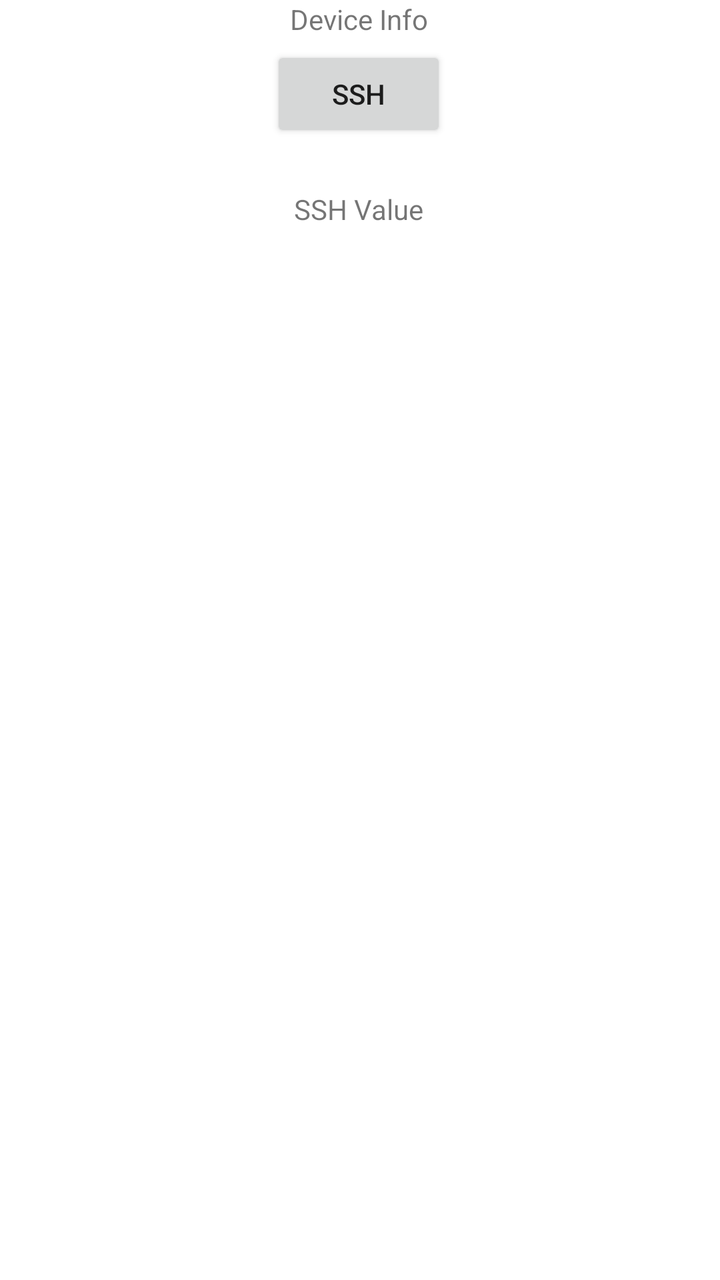
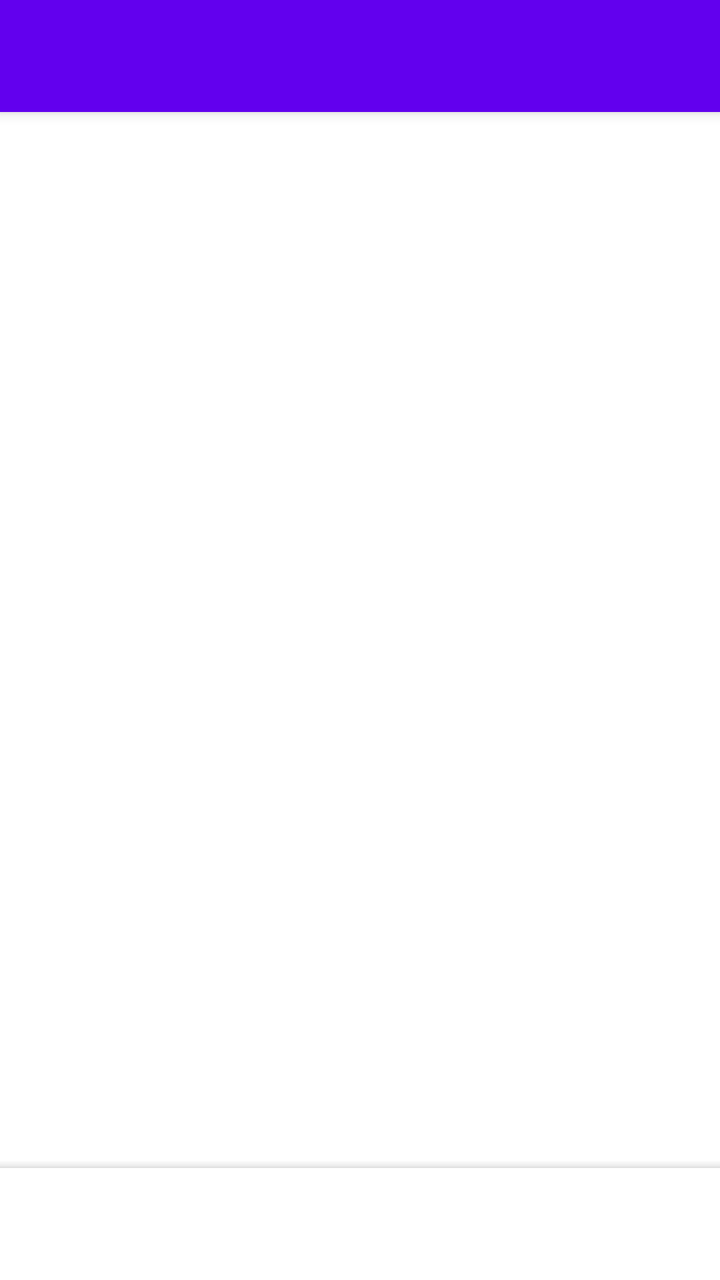

Screens rendered from an Android XML layout before and after an edit, with the pre-edit source and the edit as a unified diff.
<!-- AndroidManifest.xml: application theme Theme.RemoteManager -->
<!-- res/layout/activity_main.xml -->
<?xml version="1.0" encoding="utf-8"?>
<androidx.constraintlayout.widget.ConstraintLayout xmlns:android="http://schemas.android.com/apk/res/android"
    xmlns:app="http://schemas.android.com/apk/res-auto"
    xmlns:tools="http://schemas.android.com/tools"
    android:id="@+id/main"
    android:layout_width="match_parent"
    android:layout_height="match_parent"
    tools:context=".MainActivity">

    <Button
        android:id="@+id/sshButton"
        android:layout_width="wrap_content"
        android:layout_height="wrap_content"
        android:layout_marginTop="4dp"
        android:text="SSH"
        app:layout_constraintEnd_toEndOf="parent"
        app:layout_constraintHorizontal_bias="0.498"
        app:layout_constraintStart_toStartOf="parent"
        app:layout_constraintTop_toBottomOf="@id/deviceInfoTextView" />

    <TextView
        android:id="@+id/sshValue"
        android:layout_width="wrap_content"
        android:layout_height="wrap_content"
        android:layout_marginTop="24dp"
        android:text="SSH Value"
        app:layout_constraintEnd_toEndOf="parent"
        app:layout_constraintHorizontal_bias="0.498"
        app:layout_constraintStart_toStartOf="parent"
        app:layout_constraintTop_toBottomOf="@id/sshButton" />

    <TextView
        android:id="@+id/deviceInfoTextView"
        android:layout_width="wrap_content"
        android:layout_height="wrap_content"
        android:text="Device Info"
        app:layout_constraintEnd_toEndOf="parent"
        app:layout_constraintHorizontal_bias="0.498"
        app:layout_constraintStart_toStartOf="parent"
        tools:layout_editor_absoluteY="37dp" />

</androidx.constraintlayout.widget.ConstraintLayout>
<!-- resources referenced by this layout -->
<resources>
  <style name="Theme.RemoteManager" parent="Theme.MaterialComponents.DayNight.DarkActionBar">
          
          <item name="colorPrimary">@color/purple_500</item>
          <item name="colorPrimaryVariant">@color/purple_700</item>
          <item name="colorOnPrimary">@color/white</item>
          
          <item name="colorSecondary">@color/teal_200</item>
          <item name="colorSecondaryVariant">@color/teal_700</item>
          <item name="colorOnSecondary">@color/black</item>
          
          <item name="android:statusBarColor">?attr/colorPrimaryVariant</item>
          
      </style>
  <color name="purple_500">#FF6200EE</color>
  <color name="purple_700">#FF3700B3</color>
  <color name="white">#FFFFFFFF</color>
  <color name="teal_200">#FF03DAC5</color>
  <color name="teal_700">#FF018786</color>
  <color name="black">#FF000000</color>
</resources>

<!-- the commit's change to res/layout/activity_main.xml (unified diff, before → after) -->
@@ -1,42 +1,31 @@
-<?xml version="1.0" encoding="utf-8"?>
-<androidx.constraintlayout.widget.ConstraintLayout xmlns:android="http://schemas.android.com/apk/res/android"
+<androidx.coordinatorlayout.widget.CoordinatorLayout
+    xmlns:android="http://schemas.android.com/apk/res/android"
     xmlns:app="http://schemas.android.com/apk/res-auto"
-    xmlns:tools="http://schemas.android.com/tools"
-    android:id="@+id/main"
     android:layout_width="match_parent"
-    android:layout_height="match_parent"
-    tools:context=".MainActivity">
+    android:layout_height="match_parent">
 
-    <Button
-        android:id="@+id/sshButton"
-        android:layout_width="wrap_content"
+    <com.google.android.material.appbar.AppBarLayout
+        android:layout_width="match_parent"
+        android:layout_height="wrap_content">
+
+        <androidx.appcompat.widget.Toolbar
+            android:id="@+id/toolbar3"
+            android:layout_width="match_parent"
+            android:layout_height="?attr/actionBarSize"
+            android:background="?attr/colorPrimary"
+            android:theme="?attr/actionBarTheme" />
+    </com.google.android.material.appbar.AppBarLayout>
+
+    <ListView
+        android:id="@+id/listView"
+        android:layout_width="match_parent"
+        android:layout_height="match_parent"
+        app:layout_behavior="@string/appbar_scrolling_view_behavior" />
+
+    <com.google.android.material.bottomappbar.BottomAppBar
+        android:id="@+id/bottomAppBar4"
+        android:layout_width="match_parent"
         android:layout_height="wrap_content"
-        android:layout_marginTop="4dp"
-        android:text="SSH"
-        app:layout_constraintEnd_toEndOf="parent"
-        app:layout_constraintHorizontal_bias="0.498"
-        app:layout_constraintStart_toStartOf="parent"
-        app:layout_constraintTop_toBottomOf="@id/deviceInfoTextView" />
+        android:layout_gravity="bottom" />
 
-    <TextView
-        android:id="@+id/sshValue"
-        android:layout_width="wrap_content"
-        android:layout_height="wrap_content"
-        android:layout_marginTop="24dp"
-        android:text="SSH Value"
-        app:layout_constraintEnd_toEndOf="parent"
-        app:layout_constraintHorizontal_bias="0.498"
-        app:layout_constraintStart_toStartOf="parent"
-        app:layout_constraintTop_toBottomOf="@id/sshButton" />
-
-    <TextView
-        android:id="@+id/deviceInfoTextView"
-        android:layout_width="wrap_content"
-        android:layout_height="wrap_content"
-        android:text="Device Info"
-        app:layout_constraintEnd_toEndOf="parent"
-        app:layout_constraintHorizontal_bias="0.498"
-        app:layout_constraintStart_toStartOf="parent"
-        tools:layout_editor_absoluteY="37dp" />
-
-</androidx.constraintlayout.widget.ConstraintLayout>
+</androidx.coordinatorlayout.widget.CoordinatorLayout>
